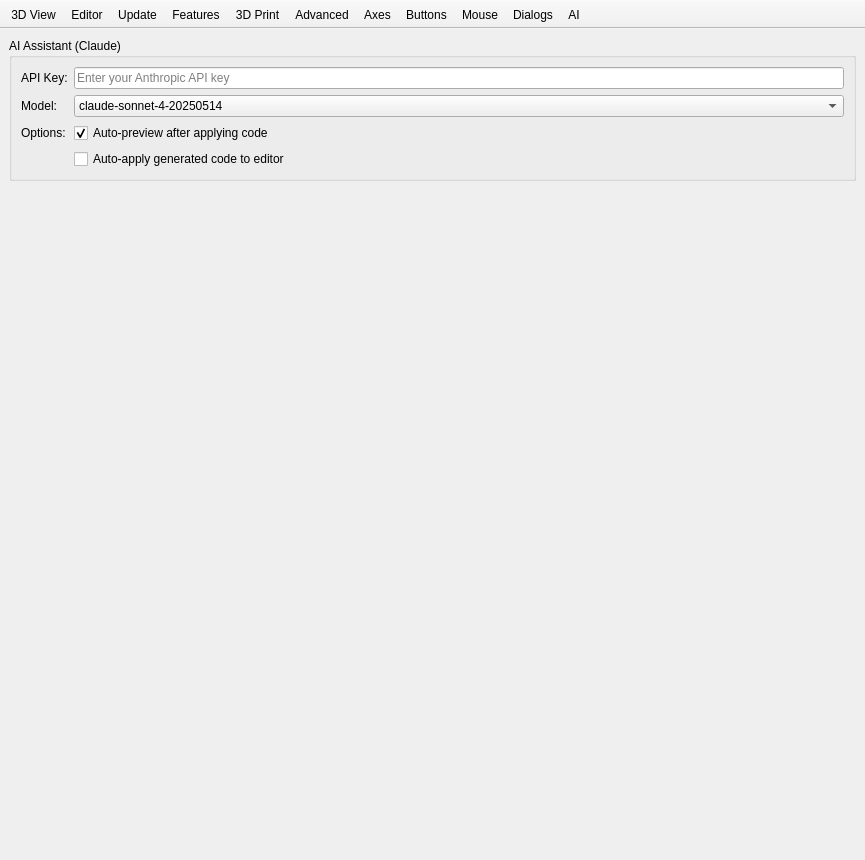
First picture: the form in src/gui/Preferences.ui, repository danielseung/openscad, before the edit.
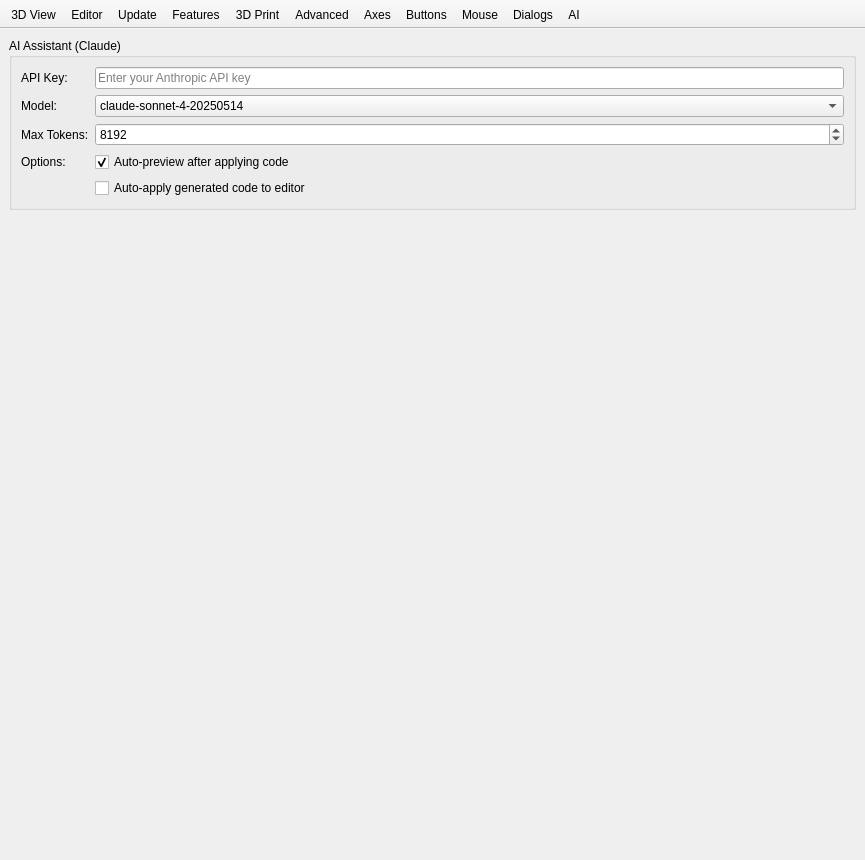
Second picture: the form after the edit. The open tabs and pages were chosen to show the change. Icons and pictures are not drawn. Custom widgets are drawn as their Qt base class.

The edit to the form file:
```diff
--- a/src/gui/Preferences.ui
+++ b/src/gui/Preferences.ui
@@ -2839,7 +2839,7 @@
            <item row="0" column="1">
             <widget class="QLineEdit" name="lineEditAiApiKey">
              <property name="echoMode">
-              <enum>QLineEdit::PasswordEchoOnEdit</enum>
+              <enum>QLineEdit::Password</enum>
              </property>
              <property name="placeholderText">
               <string>Enter your Anthropic API key</string>
@@ -2873,13 +2873,39 @@
             </widget>
            </item>
            <item row="2" column="0">
+            <widget class="QLabel" name="labelAiMaxTokens">
+             <property name="text">
+              <string>Max Tokens:</string>
+             </property>
+            </widget>
+           </item>
+           <item row="2" column="1">
+            <widget class="QSpinBox" name="spinBoxAiMaxTokens">
+             <property name="minimum">
+              <number>1024</number>
+             </property>
+             <property name="maximum">
+              <number>16384</number>
+             </property>
+             <property name="singleStep">
+              <number>1024</number>
+             </property>
+             <property name="value">
+              <number>8192</number>
+             </property>
+             <property name="toolTip">
+              <string>Maximum tokens in Claude's response (higher = longer responses, more cost)</string>
+             </property>
+            </widget>
+           </item>
+           <item row="3" column="0">
             <widget class="QLabel" name="labelAiOptions">
              <property name="text">
               <string>Options:</string>
              </property>
             </widget>
            </item>
-           <item row="2" column="1">
+           <item row="3" column="1">
             <widget class="QCheckBox" name="checkBoxAiAutoPreview">
              <property name="text">
               <string>Auto-preview after applying code</string>
@@ -2889,7 +2915,7 @@
              </property>
             </widget>
            </item>
-           <item row="3" column="1">
+           <item row="4" column="1">
             <widget class="QCheckBox" name="checkBoxAiAutoApply">
              <property name="text">
               <string>Auto-apply generated code to editor</string>
```
